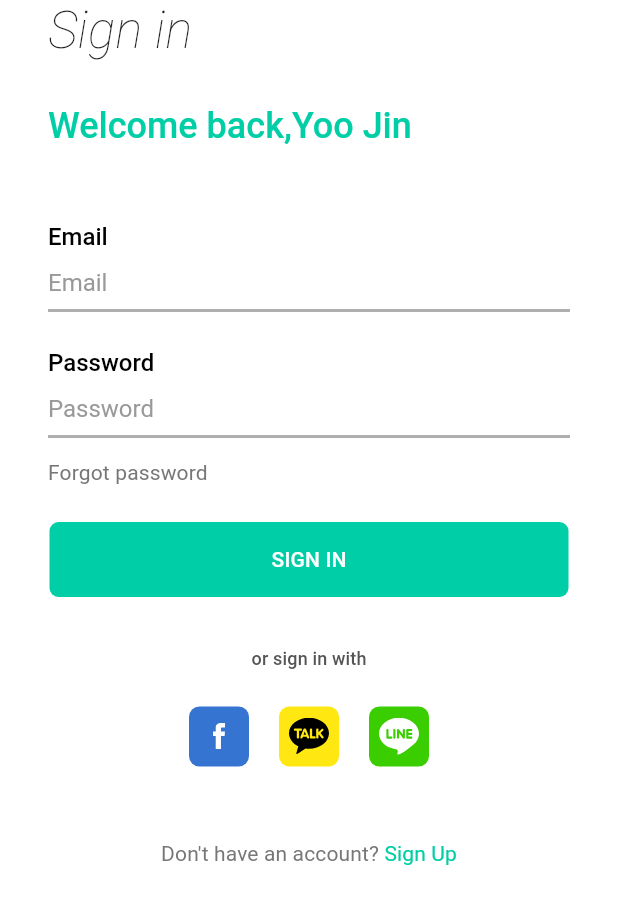
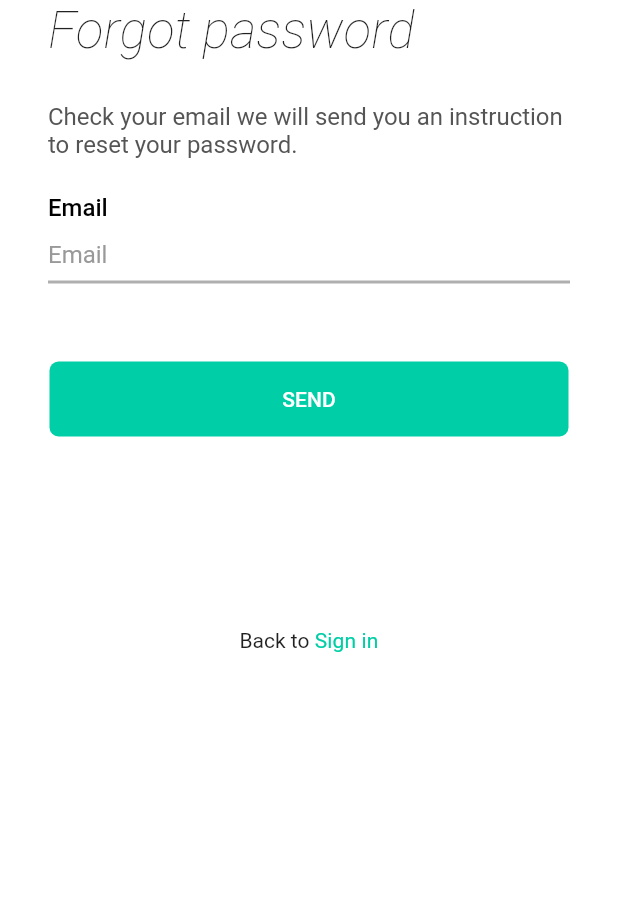
Before and after one commit to duykhanp7/TravelApplication, a Flutter app: the screen it shows after launch, on a phone screen of 412 x 824 dp, the part 225-1149 px from its top. Run offline on Flutter 3.47's test engine with Material 2 defaults, Android fonts, the phone set to English and light mode, and no system bars; our stand-ins replace flutter_svg.

Commit message:
Create forgot password screen

```diff
--- a/lib/app_main.dart
+++ b/lib/app_main.dart
@@ -1,7 +1,6 @@
 import 'package:flutter/material.dart';
 import 'package:flutter_localizations/flutter_localizations.dart';
-import 'package:travel_booking_tour/features/signin/signin_screen.dart';
-import 'package:travel_booking_tour/features/signup/sign_up_screen.dart';
+import 'package:travel_booking_tour/features/forgot_password/forgot_password_screen.dart';
 import 'package:travel_booking_tour/res/colors.dart';
 
 import 'l10n/generated/l10n.dart';
@@ -14,7 +13,7 @@ class MainApp extends StatelessWidget {
     return MaterialApp(
       title: "Fellow 4U",
       theme: ThemeData(backgroundColor: AppColors.white, fontFamily: 'Roboto'),
-      home: const SignInScreen(),
+      home: const ForgotPasswordScreen(),
       debugShowCheckedModeBanner: false,
       localizationsDelegates: const <LocalizationsDelegate<Object>>[
         SLocalization.delegate,
--- /dev/null
+++ b/lib/features/forgot_password/forgot_password_screen.dart
@@ -0,0 +1,103 @@
+import 'package:flutter/gestures.dart';
+import 'package:flutter/material.dart';
+import 'package:travel_booking_tour/common/extensions/context_extension.dart';
+import 'package:travel_booking_tour/l10n/generated/l10n.dart';
+import 'package:travel_booking_tour/res/background.dart';
+import 'package:travel_booking_tour/res/button.dart';
+import 'package:travel_booking_tour/res/colors.dart';
+import 'package:travel_booking_tour/res/input_field.dart';
+
+class ForgotPasswordScreen extends StatefulWidget {
+  const ForgotPasswordScreen({super.key});
+
+  @override
+  State<StatefulWidget> createState() {
+    return _ForgotPasswordScreen();
+  }
+}
+
+class _ForgotPasswordScreen extends State<ForgotPasswordScreen> {
+  late SLocalization localization;
+
+  @override
+  Widget build(BuildContext context) {
+    localization = SLocalization.of(context);
+    return Scaffold(
+      backgroundColor: AppColors.primary,
+      body: SafeArea(
+          child: SingleChildScrollView(
+        child: Container(
+          alignment: Alignment.center,
+          child: AppBackground(
+              header: localization.forgot_password,
+              children: Container(
+                alignment: Alignment.center,
+                child: Column(
+                  mainAxisAlignment: MainAxisAlignment.center,
+                  children: [
+                    Container(
+                      alignment: Alignment.center,
+                      padding:
+                          const EdgeInsets.only(left: 32, right: 32, top: 28),
+                      child: Column(
+                        children: [
+                          _buildTitle(),
+                          const SizedBox(
+                            height: 23,
+                          ),
+                          AppTextField(
+                            hintText: localization.email,
+                            obsecureText: false,
+                            labelText: localization.email,
+                            textInputType: TextInputType.emailAddress,
+                          )
+                        ],
+                      ),
+                    ),
+                    const SizedBox(
+                      height: 52,
+                    ),
+                    PrimaryButton(
+                      text: localization.send,
+                      onTap: () {},
+                      allCaps: true,
+                    ),
+                    const SizedBox(
+                      height: 128,
+                    ),
+                    Container(
+                      alignment: Alignment.center,
+                      child: Text.rich(TextSpan(
+                          text: localization.back_to,
+                          children: <TextSpan>[
+                            TextSpan(
+                                text: localization.sign_in,
+                                style: context.textStyle.titleSmall!.copyWith(
+                                    fontWeight: FontWeight.w400,
+                                    color: AppColors.primary),
+                                recognizer: TapGestureRecognizer()
+                                  ..onTap = () {
+                                    //Todo
+                                  })
+                          ])),
+                    )
+                  ],
+                ),
+              )),
+        ),
+      )),
+    );
+  }
+
+  Widget _buildTitle() {
+    return Container(
+      alignment: Alignment.centerLeft,
+      child: Text(
+        localization
+            .input_your_email_we_will_send_you_an_instruction_to_reset_your_password,
+        style: context.textStyle.titleMedium!.copyWith(
+            fontWeight: FontWeight.w400, color: AppColors.textOnboardingBrown),
+      ),
+    );
+  }
+}
--- a/lib/l10n/intl_en.arb
+++ b/lib/l10n/intl_en.arb
@@ -18,5 +18,8 @@
     "welcom_back": "Welcome back,",
     "forgot_password": "Forgot password",
     "or_sign_in_with": "or sign in with",
-    "dont_have_an_account": "Don't have an account? "
+    "dont_have_an_account": "Don't have an account? ",
+    "back_to": "Back to ",
+    "input_your_email_we_will_send_you_an_instruction_to_reset_your_password": "Check your email we will send you an instruction to reset your password.",
+    "send": "Send"
 }
--- a/lib/l10n/intl_vi.arb
+++ b/lib/l10n/intl_vi.arb
@@ -18,5 +18,8 @@
     "welcom_back": "Welcome back,",
     "forgot_password": "Forgot password",
     "or_sign_in_with": "or sign in with",
-    "dont_have_an_account": "Don't have an account? "
+    "dont_have_an_account": "Don't have an account? ",
+    "back_to": "Back to ",
+    "input_your_email_we_will_send_you_an_instruction_to_reset_your_password": "Check your email we will send you an instruction to reset your password.",
+    "send": "Send"
 }
```
Also changed, not shown: lib/l10n/generated/intl/messages_en.dart, lib/l10n/generated/intl/messages_vi.dart, lib/l10n/generated/l10n.dart.
